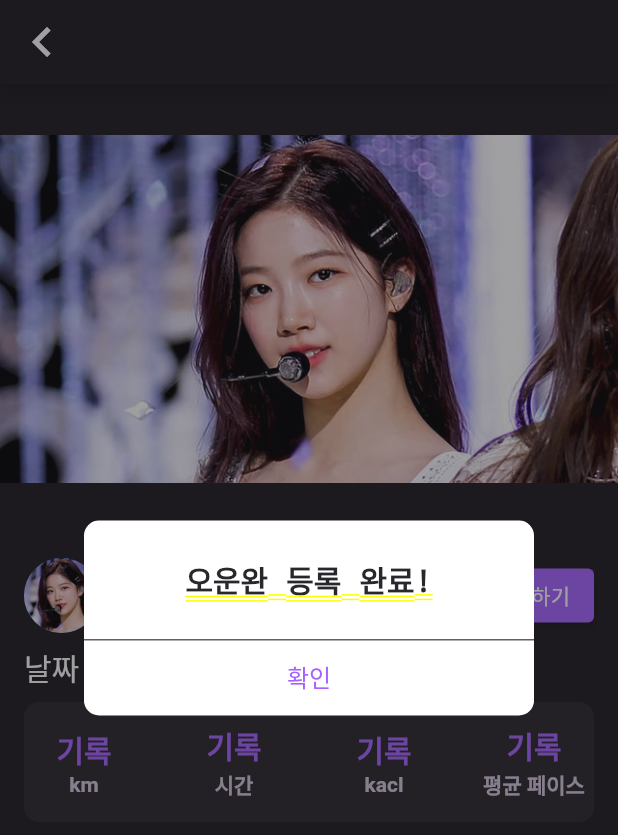
After one commit to jonghopark1014/Another, a Flutter app: the UnderChallengeScreenEndFeed screen opened directly, after a tap on "오운완 등록하기", on a phone screen of 412 x 824 dp. The commit adds this screen. Shown: the top 835 px of the screen. Run offline on Flutter 3.47's test engine with Material 2 defaults, Android fonts, the phone set to English and light mode, and no system bars; our stand-ins replace carousel_indicator, fl_chart, geolocator, google_maps_flutter, image_picker, numberpicker and 1 more; missing offline and left inert: flutter_sensors; network calls fail; Roboto replaces fonts that are missing (pretendard).

Commit message:
FEAT: 오운완 등록 완료 모달창

```diff
--- a/another_front/lib/screens/running/challenge_running.dart
+++ b/another_front/lib/screens/running/challenge_running.dart
@@ -17,7 +17,7 @@ class ChallengeRunning extends StatelessWidget {
       appBar: GoBackAppBarStyle(),
       body: Stack(
         children: [
-          BeforeRunningMap(
+          beforeRunningMap(
             CameraPosition(target: LatLng(37.523327, 126.921252), zoom: 20),
           ),
           Padding(
--- a/another_front/lib/screens/running/running.dart
+++ b/another_front/lib/screens/running/running.dart
@@ -5,7 +5,6 @@ import 'package:another/screens/running/widgets/running_my_history.dart';
 import 'package:another/screens/running/widgets/running_setting_button.dart';
 import 'package:another/screens/running/widgets/running_circle_button.dart';
 import 'package:flutter/material.dart';
-import 'package:geolocator/geolocator.dart';
 import 'package:google_maps_flutter/google_maps_flutter.dart';
 
 class RunningTab extends StatefulWidget {
@@ -27,7 +26,7 @@ class _RunningTabState extends State<RunningTab> {
       child: Scaffold(
         body: Stack(
           children: [
-            BeforeRunningMap(CameraPosition(
+            beforeRunningMap(CameraPosition(
                 target: LatLng(37.523327, 126.921252), zoom: 30
             ),),
 
--- /dev/null
+++ b/another_front/lib/screens/running/running_feed_complete.dart
@@ -0,0 +1,155 @@
+import 'package:another/screens/feed/widgets/image_profile.dart';
+import 'package:another/screens/feed/widgets/run_icon.dart';
+import 'package:another/widgets/go_back_appbar_style.dart';
+import 'package:another/widgets/target.dart';
+import 'package:flutter/material.dart';
+import 'package:intl/intl.dart';
+
+import 'package:another/widgets/target_box.dart';
+import '../../../constant/color.dart';
+
+class RunningFeedComplete extends StatefulWidget {
+  const RunningFeedComplete({Key? key}) : super(key: key);
+
+  @override
+  State<RunningFeedComplete> createState() => _RunningFeedCompleteState();
+}
+
+class _RunningFeedCompleteState extends State<RunningFeedComplete> {
+  bool checked = true;
+
+  void onPressed() {
+    setState(() {
+      checked = false;
+    });
+  }
+  @override
+  Widget build(BuildContext context) {
+    final ScrollController _scrollController = ScrollController();
+
+    DateTime now = DateTime.now();
+    String formattedDate = DateFormat('yyyy.MM.dd').format(now);
+    print(now);
+    return Stack(children: [
+      Scaffold(
+        appBar: GoBackAppBarStyle(),
+        body: ListView(controller: _scrollController, children: [
+          Column(
+            children: [
+              Container(
+                height: 300.0,
+                decoration: BoxDecoration(
+                  image: DecorationImage(
+                    image: AssetImage('assets/img/kazuha.jpg'),
+                  ),
+                ),
+              ),
+              Padding(
+                padding:
+                const EdgeInsets.only(top: 16.0, left: 16.0, right: 16.0),
+                child: Column(
+                  children: [
+                    Row(
+                      mainAxisAlignment: MainAxisAlignment.spaceBetween,
+                      children: [
+                        ImageProfile(
+                          radius: 25.0,
+                          profileFontSize: 14.0,
+                        ),
+                        RunIcon(),
+                      ],
+                    ),
+                    Target(targetname: '날짜'),
+                  ],
+                ),
+              )
+            ],
+          ),
+        ]),
+      ),
+      checked
+          ? Container(
+              decoration: BoxDecoration(
+                color: Color(0x6B1C1A1E),
+              ),
+              child: Center(
+                child: Container(
+                  height: 130,
+                  width: 300,
+                  decoration: BoxDecoration(
+                    color: WHITE_COLOR,
+                    borderRadius: BorderRadius.circular(10),
+                  ),
+                  child: Column(
+                    children: [
+                      Container(
+                        decoration: BoxDecoration(
+                            border: Border(
+                                bottom: BorderSide(
+                          width: 1,
+                          color: SERVETWO_COLOR,
+                        ))),
+                        height: 80,
+                        child: Center(
+                          child: Text(
+                            '오운완 등록 완료!',
+                            style: TextStyle(fontSize: 20, color: BLACK_COLOR),
+                          ),
+                        ),
+                      ),
+                      TextButton(
+                        onPressed: onPressed,
+                        style: ButtonStyle(
+                          backgroundColor: MaterialStateColor.resolveWith(
+                              (states) => Colors.white),
+                        ),
+                        child: Center(
+                          child: Text(
+                            '확인',
+                            style: TextStyle(
+                              fontSize: 16,
+                              color: MAIN_COLOR,
+                            ),
+                          ),
+                        ),
+                      )
+                    ],
+                  ),
+                ),
+              ),
+            )
+          : Container(
+              height: 0,
+            )
+    ]);
+  }
+}
+
+Widget ImageProfileSetting() {
+  return Center(
+    child: Stack(
+      children: <Widget>[
+        CircleAvatar(
+          backgroundImage: AssetImage('assets/img/kazuha.jpg'),
+          radius: 45,
+        ),
+        Positioned(
+          bottom: 0,
+          right: 0,
+          child: InkWell(
+            onTap: () {},
+            child: CircleAvatar(
+              backgroundColor: MAIN_COLOR,
+              radius: 15,
+              child: Icon(
+                Icons.edit,
+                color: WHITE_COLOR,
+                size: 20,
+              ),
+            ),
+          ),
+        ),
+      ],
+    ),
+  );
+}
--- a/another_front/lib/screens/running/under_challenge_end_feed.dart
+++ b/another_front/lib/screens/running/under_challenge_end_feed.dart
@@ -1,4 +1,5 @@
 import 'package:another/screens/feed/all_feed_screen.dart';
+import 'package:another/screens/running/running_feed_complete.dart';
 import 'package:another/widgets/target.dart';
 import 'package:flutter/material.dart';
 
@@ -71,7 +72,13 @@ class UnderChallengeScreenEndFeed extends StatelessWidget {
                     primary: MAIN_COLOR,
                     elevation: 20.0,
                   ),
-                  onPressed: () {},
+                  onPressed: () {
+                    Navigator.of(context).pushAndRemoveUntil(
+                        MaterialPageRoute(
+                          builder: (_) => RunningFeedComplete(),
+                        ),
+                            (route) => false);
+                  },
                   child: Text(
                     '오운완 등록하기',
                     style: TextStyle(
--- a/another_front/lib/screens/running/widgets/before_running_map.dart
+++ b/another_front/lib/screens/running/widgets/before_running_map.dart
@@ -3,7 +3,7 @@ import 'package:flutter/material.dart';
 import 'package:geolocator/geolocator.dart';
 import 'package:google_maps_flutter/google_maps_flutter.dart';
 
-FutureBuilder<String> BeforeRunningMap(CameraPosition initialPosition) {
+FutureBuilder<String> beforeRunningMap(CameraPosition initialPosition) {
   GoogleMapController? mapController;
   onMapCreated(GoogleMapController controller) {
     mapController = controller;
--- a/another_front/pubspec.yaml
+++ b/another_front/pubspec.yaml
@@ -45,6 +45,9 @@ dependencies:
   table_calendar: ^3.0.9
   intl: ^0.18.1
   fl_chart: ^0.62.0
+  flutter_sensors: ^1.0.1
+
+
 
 dev_dependencies:
   flutter_test:
```
Also changed, not shown: another_front/lib/screens/running/under_running.dart (+42 -39 lines), another_front/pubspec.lock.
